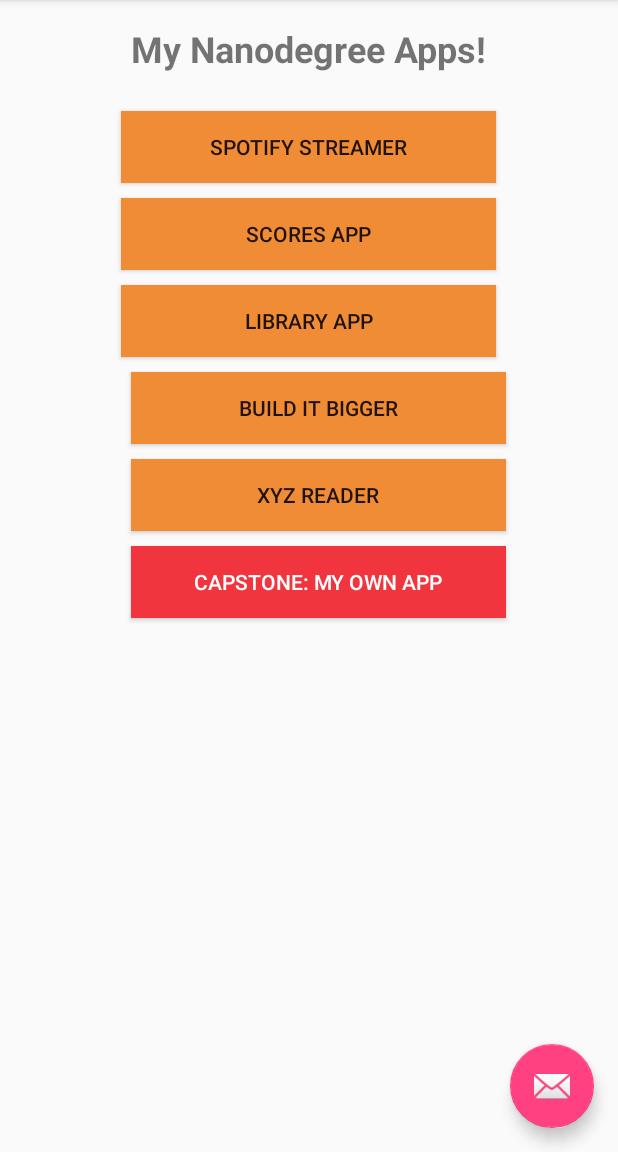
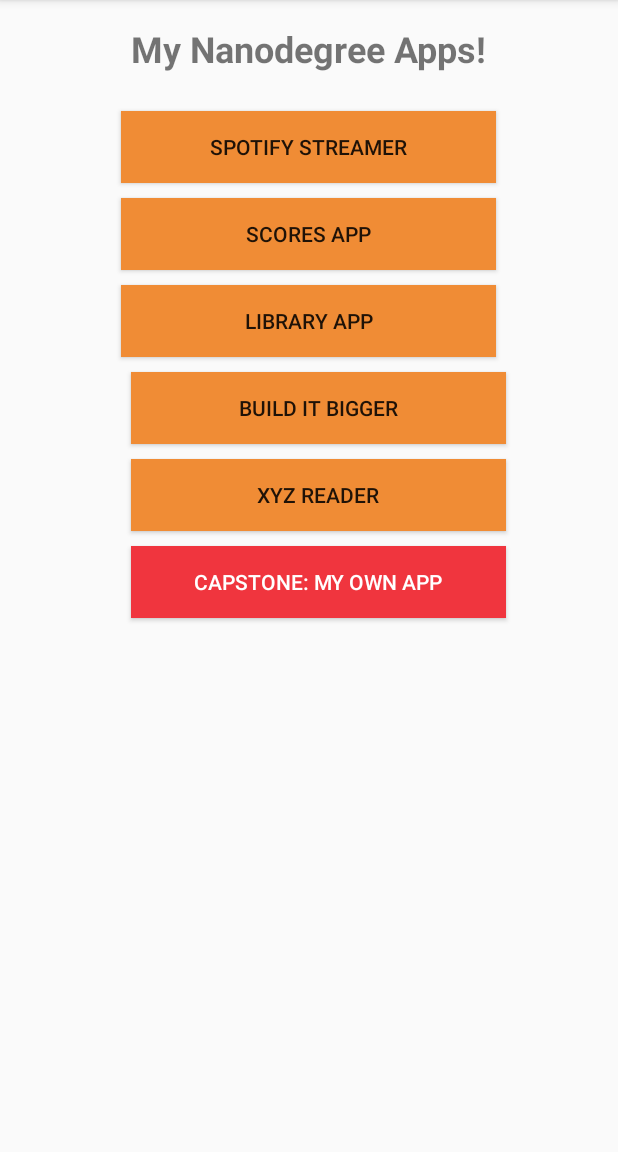
Before and after one commit to jeanmiles-plan9/MyAppPortfolio, an Android app: the screen it shows after launch (MainActivity), on a phone screen of 412 x 824 dp, the part 84-1236 px from its top. Run offline under Robolectric (Android 15) with nearby library versions, the phone set to English and light mode, and no system bars.

Commit message:
Project 0 - Remove the mail icon from main view and activity.  Add new method for buttons to call onClick action.

```diff
--- a/app/src/main/java/com/example/android/myappportfolio/app/MainActivity.java
+++ b/app/src/main/java/com/example/android/myappportfolio/app/MainActivity.java
@@ -1,13 +1,11 @@
 package com.example.android.myappportfolio.app;
 
 import android.os.Bundle;
-import android.support.design.widget.FloatingActionButton;
-import android.support.design.widget.Snackbar;
 import android.support.v7.app.AppCompatActivity;
 import android.support.v7.widget.Toolbar;
-import android.view.View;
 import android.view.Menu;
 import android.view.MenuItem;
+import android.view.View;
 
 public class MainActivity extends AppCompatActivity {
 
@@ -17,15 +15,6 @@ public class MainActivity extends AppCompatActivity {
         setContentView(R.layout.activity_main);
         Toolbar toolbar = (Toolbar) findViewById(R.id.toolbar);
         setSupportActionBar(toolbar);
-
-        FloatingActionButton fab = (FloatingActionButton) findViewById(R.id.fab);
-        fab.setOnClickListener(new View.OnClickListener() {
-            @Override
-            public void onClick(View view) {
-                Snackbar.make(view, "Replace with your own action", Snackbar.LENGTH_LONG)
-                        .setAction("Action", null).show();
-            }
-        });
     }
 
     @Override
@@ -49,4 +38,9 @@ public class MainActivity extends AppCompatActivity {
 
         return super.onOptionsItemSelected(item);
     }
+
+    // action method for all buttons on main view
+    public void showToastMessage(View view) {
+
+    }
 }
--- a/app/src/main/res/layout/activity_main.xml
+++ b/app/src/main/res/layout/activity_main.xml
@@ -23,12 +23,4 @@
 
     <include layout="@layout/content_main" />
 
-    <android.support.design.widget.FloatingActionButton
-        android:id="@+id/fab"
-        android:layout_width="wrap_content"
-        android:layout_height="wrap_content"
-        android:layout_gravity="bottom|end"
-        android:layout_margin="@dimen/fab_margin"
-        android:src="@android:drawable/ic_dialog_email" />
-
 </android.support.design.widget.CoordinatorLayout>
--- a/app/src/main/res/layout/content_main.xml
+++ b/app/src/main/res/layout/content_main.xml
@@ -31,7 +31,8 @@
         android:layout_below="@+id/title"
         android:layout_centerHorizontal="true"
         android:layout_marginTop="25dp"
-        android:layout_alignParentEnd="false" />
+        android:layout_alignParentEnd="false"
+        android:onClick="showToastMessage" />
 
     <Button
         android:layout_width="250dp"
@@ -41,7 +42,8 @@
         android:background="#F08C35"
         android:layout_marginTop="10dp"
         android:layout_below="@+id/spotify_streamer"
-        android:layout_centerHorizontal="true" />
+        android:layout_centerHorizontal="true"
+        android:onClick="showToastMessage" />
 
     <Button
         android:layout_width="250dp"
@@ -51,7 +53,8 @@
         android:background="#F08C35"
         android:layout_below="@+id/scores_app"
         android:layout_centerHorizontal="true"
-        android:layout_marginTop="10dp" />
+        android:layout_marginTop="10dp"
+        android:onClick="showToastMessage" />
 
     <Button
         android:layout_width="250dp"
@@ -62,7 +65,8 @@
         android:layout_below="@+id/library_app"
         android:layout_alignLeft="@+id/title"
         android:layout_alignStart="@+id/title"
-        android:layout_marginTop="10dp" />
+        android:layout_marginTop="10dp"
+        android:onClick="showToastMessage" />
 
     <Button
         android:layout_width="250dp"
@@ -73,7 +77,8 @@
         android:layout_below="@+id/build_it_bigger"
         android:layout_alignLeft="@+id/build_it_bigger"
         android:layout_alignStart="@+id/build_it_bigger"
-        android:layout_marginTop="10dp" />
+        android:layout_marginTop="10dp"
+        android:onClick="showToastMessage" />
 
     <Button
         android:layout_width="250dp"
@@ -85,6 +90,7 @@
         android:layout_below="@+id/xyz_reader"
         android:layout_alignLeft="@+id/xyz_reader"
         android:layout_alignStart="@+id/xyz_reader"
-        android:textColor="#ffffff" />
+        android:textColor="#ffffff"
+        android:onClick="showToastMessage" />
 
 </RelativeLayout>
```
